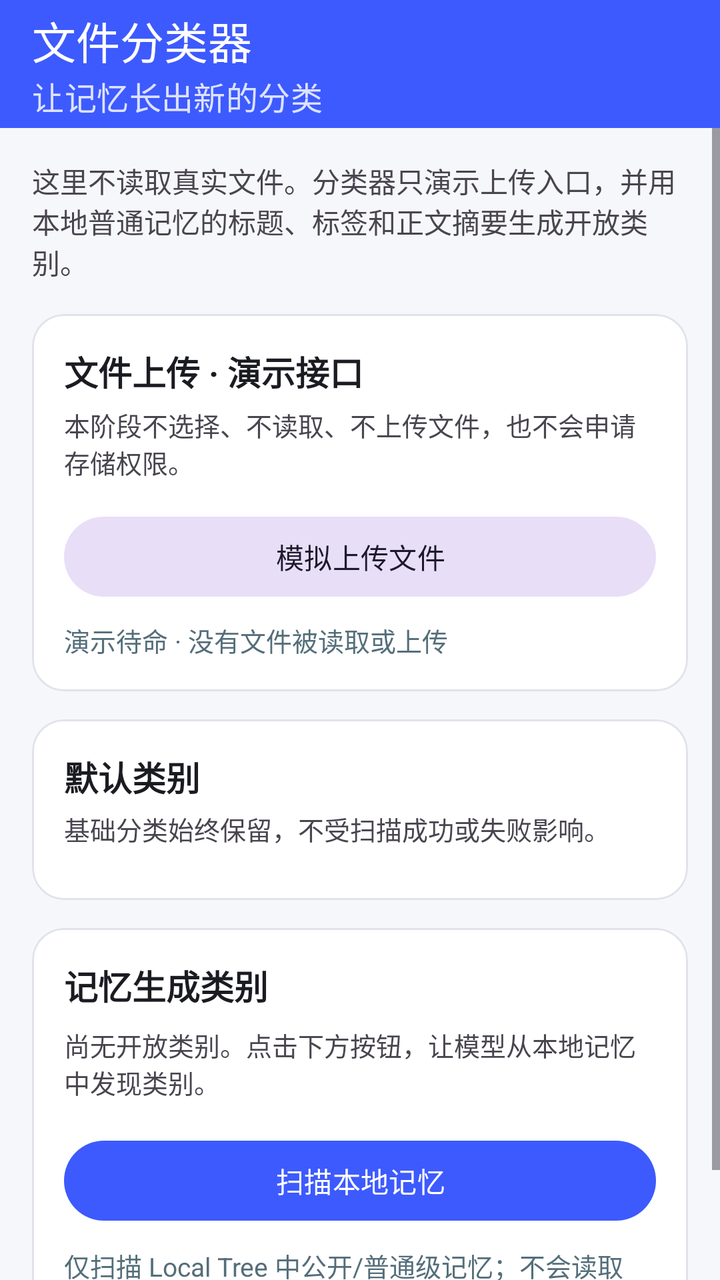
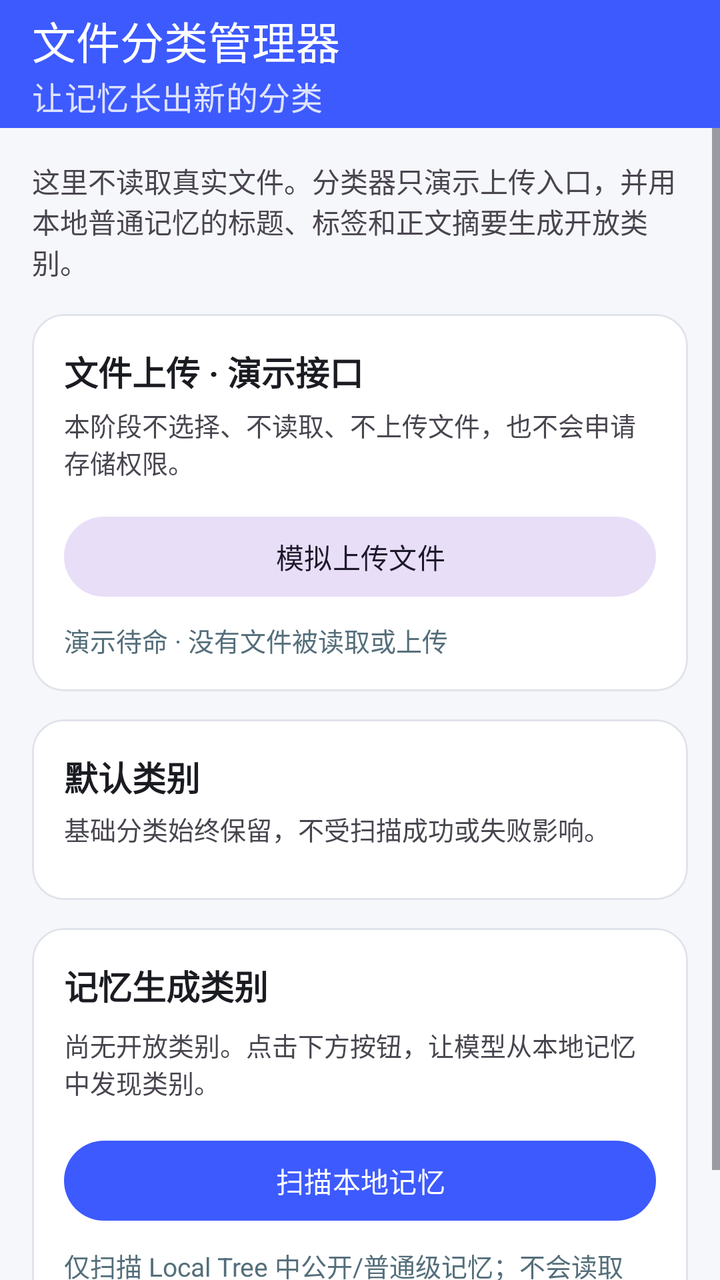

Compare the two renders of this Android layout. The source of the first and the diff that turns it into the second are given below.
<!-- AndroidManifest.xml: application theme Theme.OSMemory -->
<!-- res/layout/phase3_classifier_activity.xml -->
<?xml version="1.0" encoding="utf-8"?>
<LinearLayout xmlns:android="http://schemas.android.com/apk/res/android"
    xmlns:app="http://schemas.android.com/apk/res-auto"
    xmlns:tools="http://schemas.android.com/tools"
    android:id="@+id/p3_classifier_root"
    android:layout_width="match_parent"
    android:layout_height="match_parent"
    android:background="@color/brand_background"
    android:fitsSystemWindows="true"
    android:orientation="vertical"
    tools:context=".phase3.classifier.ClassifierActivity">

    <com.google.android.material.appbar.MaterialToolbar
        android:id="@+id/p3_classifier_toolbar"
        android:layout_width="match_parent"
        android:layout_height="?attr/actionBarSize"
        android:background="@color/brand_primary"
        android:theme="@style/ThemeOverlay.Toolbar.OSMemory"
        app:subtitle="让记忆长出新的分类"
        app:subtitleTextColor="#DDE2FF"
        app:title="文件分类器"
        app:titleTextColor="@color/white" />

    <ScrollView
        android:layout_width="match_parent"
        android:layout_height="0dp"
        android:layout_weight="1"
        android:clipToPadding="false"
        android:fillViewport="true">

        <LinearLayout
            android:layout_width="match_parent"
            android:layout_height="wrap_content"
            android:orientation="vertical"
            android:paddingStart="16dp"
            android:paddingTop="16dp"
            android:paddingEnd="16dp"
            android:paddingBottom="24dp">

            <TextView
                android:layout_width="match_parent"
                android:layout_height="wrap_content"
                android:text="这里不读取真实文件。分类器只演示上传入口，并用本地普通记忆的标题、标签和正文摘要生成开放类别。"
                android:textColor="?android:attr/textColorSecondary"
                android:textSize="14sp" />

            <com.google.android.material.card.MaterialCardView
                android:layout_width="match_parent"
                android:layout_height="wrap_content"
                android:layout_marginTop="16dp"
                app:cardBackgroundColor="?attr/colorSurface"
                app:cardCornerRadius="16dp"
                app:strokeColor="@color/brand_outline"
                app:strokeWidth="1dp">

                <LinearLayout
                    android:layout_width="match_parent"
                    android:layout_height="wrap_content"
                    android:orientation="vertical"
                    android:padding="16dp">

                    <TextView
                        android:layout_width="match_parent"
                        android:layout_height="wrap_content"
                        android:text="文件上传 · 演示接口"
                        android:textColor="?attr/colorOnSurface"
                        android:textSize="17sp"
                        android:textStyle="bold" />

                    <TextView
                        android:layout_width="match_parent"
                        android:layout_height="wrap_content"
                        android:layout_marginTop="5dp"
                        android:text="本阶段不选择、不读取、不上传文件，也不会申请存储权限。"
                        android:textColor="?android:attr/textColorSecondary"
                        android:textSize="13sp" />

                    <com.google.android.material.button.MaterialButton
                        android:id="@+id/p3_classifier_fake_upload_button"
                        style="@style/Widget.Material3.Button.TonalButton"
                        android:layout_width="match_parent"
                        android:layout_height="wrap_content"
                        android:layout_marginTop="14dp"
                        android:text="模拟上传文件" />

                    <TextView
                        android:id="@+id/p3_classifier_upload_status"
                        android:layout_width="match_parent"
                        android:layout_height="wrap_content"
                        android:layout_marginTop="8dp"
                        android:text="演示待命 · 没有文件被读取或上传"
                        android:textColor="@color/semantic_public"
                        android:textSize="13sp" />
                </LinearLayout>
            </com.google.android.material.card.MaterialCardView>

            <com.google.android.material.card.MaterialCardView
                android:layout_width="match_parent"
                android:layout_height="wrap_content"
                android:layout_marginTop="14dp"
                app:cardBackgroundColor="?attr/colorSurface"
                app:cardCornerRadius="16dp"
                app:strokeColor="@color/brand_outline"
                app:strokeWidth="1dp">

                <LinearLayout
                    android:layout_width="match_parent"
                    android:layout_height="wrap_content"
                    android:orientation="vertical"
                    android:padding="16dp">

                    <TextView
                        android:layout_width="match_parent"
                        android:layout_height="wrap_content"
                        android:text="默认类别"
                        android:textColor="?attr/colorOnSurface"
                        android:textSize="17sp"
                        android:textStyle="bold" />

                    <TextView
                        android:layout_width="match_parent"
                        android:layout_height="wrap_content"
                        android:layout_marginTop="4dp"
                        android:text="基础分类始终保留，不受扫描成功或失败影响。"
                        android:textColor="?android:attr/textColorSecondary"
                        android:textSize="13sp" />

                    <com.google.android.material.chip.ChipGroup
                        android:id="@+id/p3_classifier_default_categories"
                        android:layout_width="match_parent"
                        android:layout_height="wrap_content"
                        android:layout_marginTop="10dp"
                        app:chipSpacingHorizontal="8dp"
                        app:chipSpacingVertical="4dp"
                        app:singleLine="false" />
                </LinearLayout>
            </com.google.android.material.card.MaterialCardView>

            <com.google.android.material.card.MaterialCardView
                android:layout_width="match_parent"
                android:layout_height="wrap_content"
                android:layout_marginTop="14dp"
                app:cardBackgroundColor="?attr/colorSurface"
                app:cardCornerRadius="16dp"
                app:strokeColor="@color/brand_outline"
                app:strokeWidth="1dp">

                <LinearLayout
                    android:layout_width="match_parent"
                    android:layout_height="wrap_content"
                    android:orientation="vertical"
                    android:padding="16dp">

                    <TextView
                        android:id="@+id/p3_classifier_generated_title"
                        android:layout_width="match_parent"
                        android:layout_height="wrap_content"
                        android:text="记忆生成类别"
                        android:textColor="?attr/colorOnSurface"
                        android:textSize="17sp"
                        android:textStyle="bold" />

                    <TextView
                        android:id="@+id/p3_classifier_generated_empty"
                        android:layout_width="match_parent"
                        android:layout_height="wrap_content"
                        android:layout_marginTop="8dp"
                        android:text="尚无开放类别。点击下方按钮，让模型从本地记忆中发现类别。"
                        android:textColor="?android:attr/textColorSecondary"
                        android:textSize="13sp" />

                    <com.google.android.material.chip.ChipGroup
                        android:id="@+id/p3_classifier_generated_categories"
                        android:layout_width="match_parent"
                        android:layout_height="wrap_content"
                        android:layout_marginTop="10dp"
                        android:visibility="gone"
                        app:chipSpacingHorizontal="8dp"
                        app:chipSpacingVertical="4dp"
                        app:singleLine="false"
                        tools:visibility="visible" />

                    <LinearLayout
                        android:layout_width="match_parent"
                        android:layout_height="wrap_content"
                        android:layout_marginTop="16dp"
                        android:gravity="center_vertical"
                        android:orientation="horizontal">

                        <com.google.android.material.button.MaterialButton
                            android:id="@+id/p3_classifier_scan_button"
                            android:layout_width="0dp"
                            android:layout_height="wrap_content"
                            android:layout_weight="1"
                            android:text="扫描本地记忆" />

                        <com.google.android.material.progressindicator.CircularProgressIndicator
                            android:id="@+id/p3_classifier_scan_progress"
                            android:layout_width="28dp"
                            android:layout_height="28dp"
                            android:layout_marginStart="12dp"
                            android:indeterminate="true"
                            android:visibility="gone"
                            app:indicatorSize="28dp"
                            app:trackThickness="3dp" />
                    </LinearLayout>

                    <TextView
                        android:id="@+id/p3_classifier_scan_status"
                        android:layout_width="match_parent"
                        android:layout_height="wrap_content"
                        android:layout_marginTop="9dp"
                        android:accessibilityLiveRegion="polite"
                        android:text="仅扫描 Local Tree 中公开/普通级记忆；不会读取 Cloud Tree。"
                        android:textColor="@color/semantic_public"
                        android:textSize="13sp" />
                </LinearLayout>
            </com.google.android.material.card.MaterialCardView>
        </LinearLayout>
    </ScrollView>
</LinearLayout>
<!-- resources referenced by this layout -->
<resources>
  <color name="brand_background">#F6F7FB</color>
  <color name="brand_outline">#E1E3EB</color>
  <color name="brand_primary">#3D5AFE</color>
  <color name="semantic_public">#546E7A</color>
  <color name="white">#FFFFFFFF</color>
  <style name="ThemeOverlay.Toolbar.OSMemory" parent="ThemeOverlay.Material3.Dark">
          <item name="colorControlNormal">@color/white</item>
          <item name="android:textColorPrimary">@color/white</item>
      </style>
  <style name="Theme.OSMemory" parent="Base.Theme.OSMemory" />
  <style name="Base.Theme.OSMemory" parent="Theme.Material3.DayNight.NoActionBar">
          <item name="colorPrimary">@color/brand_primary</item>
          <item name="colorOnPrimary">@color/white</item>
          <item name="colorSecondary">@color/brand_secondary</item>
          <item name="colorOnSecondary">@color/white</item>
          <item name="colorTertiary">@color/brand_tertiary</item>
          <item name="android:colorBackground">@color/brand_background</item>
          <item name="colorSurface">@color/brand_surface</item>
          <item name="colorOnSurface">@color/brand_on_surface</item>
          <item name="colorOutline">@color/brand_outline</item>
          <item name="android:statusBarColor">@color/brand_primary</item>
      </style>
  <color name="brand_secondary">#00897B</color>
  <color name="brand_tertiary">#7C4DFF</color>
  <color name="brand_surface">#FFFFFF</color>
  <color name="brand_on_surface">#1B1C22</color>
</resources>

<!-- the commit's change to res/layout/phase3_classifier_activity.xml (unified diff, before → after) -->
@@ -18,7 +18,7 @@
         android:theme="@style/ThemeOverlay.Toolbar.OSMemory"
         app:subtitle="让记忆长出新的分类"
         app:subtitleTextColor="#DDE2FF"
-        app:title="文件分类器"
+        app:title="文件分类管理器"
         app:titleTextColor="@color/white" />
 
     <ScrollView
